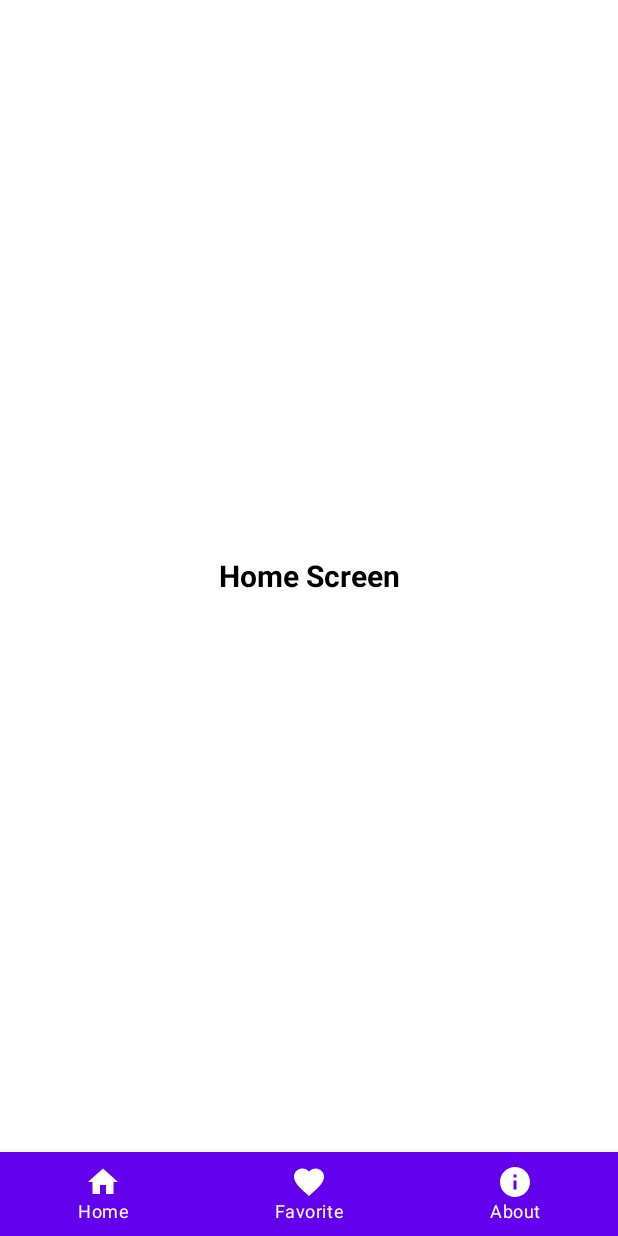
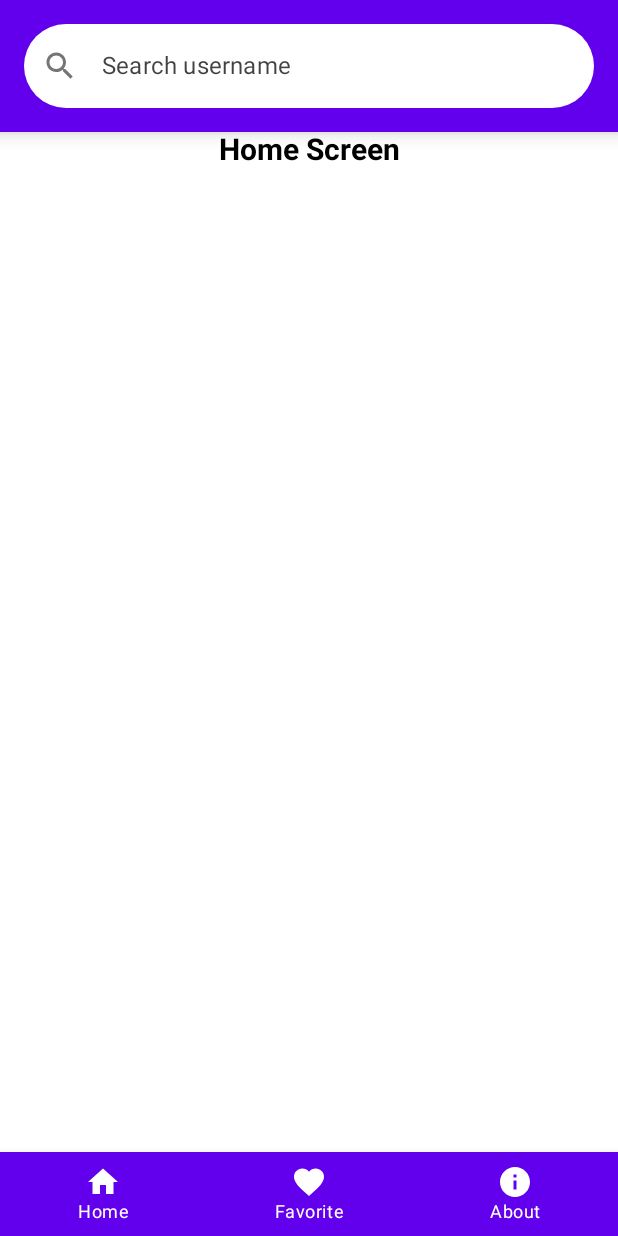
Before and after one commit to budiliauw87/JetStoriesApp, an Android app built with Jetpack Compose: the screen it shows after launch (MainActivity), on a phone screen of 412 x 824 dp. Run offline under Robolectric (Android 15) with nearby library versions, the phone set to English and light mode, and no system bars.

Commit message:
adding searchbar

```diff
--- a/app/src/main/java/com/liaudev/jetstories/MainActivity.kt
+++ b/app/src/main/java/com/liaudev/jetstories/MainActivity.kt
@@ -15,6 +15,7 @@ import androidx.navigation.compose.composable
 import androidx.navigation.compose.rememberNavController
 import com.liaudev.jetstories.components.BottomBar
 import com.liaudev.jetstories.navigation.Screen
+import com.liaudev.jetstories.ui.screen.FavoriteScreen
 import com.liaudev.jetstories.ui.screen.HomeScreen
 import com.liaudev.jetstories.ui.theme.JetStoriesTheme
 
@@ -46,13 +47,13 @@ fun JetStoriesApp(
             modifier = Modifier.padding(innerPadding)
         ) {
             composable(Screen.Home.route) {
-                HomeScreen("Home Screen")
+                HomeScreen("Home Screen",modifier)
             }
             composable(Screen.Favorite.route) {
-                HomeScreen("Favorite Screen")
+                FavoriteScreen("Favorite Screen")
             }
             composable(Screen.About.route) {
-                HomeScreen("About Screen")
+                FavoriteScreen("About Screen")
             }
         }
     }
--- a/app/src/main/java/com/liaudev/jetstories/SplashActivity.kt
+++ b/app/src/main/java/com/liaudev/jetstories/SplashActivity.kt
@@ -16,10 +16,13 @@ import kotlinx.coroutines.delay
 class SplashActivity : ComponentActivity() {
 
     override fun onCreate(savedInstanceState: Bundle?) {
+        /*
         if (Build.VERSION.SDK_INT >= Build.VERSION_CODES.S){
             val splashScreen = installSplashScreen()
             splashScreen.setKeepOnScreenCondition { true }
-        }
+        }*/
+        val splashScreen = installSplashScreen()
+        splashScreen.setKeepOnScreenCondition { true }
         super.onCreate(savedInstanceState)
         lifecycleScope.launchWhenCreated {
             delay(3000)
--- a/app/src/main/java/com/liaudev/jetstories/components/CoreComponent.kt
+++ b/app/src/main/java/com/liaudev/jetstories/components/CoreComponent.kt
@@ -1,21 +1,29 @@
 package com.liaudev.jetstories.components
 
-import androidx.compose.material.BottomNavigation
-import androidx.compose.material.BottomNavigationItem
-import androidx.compose.material.Icon
-import androidx.compose.material.Text
+import androidx.compose.foundation.layout.fillMaxWidth
+import androidx.compose.foundation.layout.heightIn
+import androidx.compose.foundation.layout.padding
+import androidx.compose.foundation.shape.RoundedCornerShape
+import androidx.compose.material.*
 import androidx.compose.material.icons.Icons
 import androidx.compose.material.icons.filled.Favorite
 import androidx.compose.material.icons.filled.Home
 import androidx.compose.material.icons.filled.Info
+import androidx.compose.material.icons.filled.Search
 import androidx.compose.runtime.Composable
 import androidx.compose.ui.Modifier
+import androidx.compose.ui.draw.clip
+import androidx.compose.ui.graphics.Color
 import androidx.compose.ui.res.stringResource
+import androidx.compose.ui.tooling.preview.Devices
+import androidx.compose.ui.tooling.preview.Preview
+import androidx.compose.ui.unit.dp
 import androidx.navigation.NavGraph.Companion.findStartDestination
 import androidx.navigation.NavHostController
 import com.liaudev.jetstories.R
 import com.liaudev.jetstories.navigation.NavigationItem
 import com.liaudev.jetstories.navigation.Screen
+import com.liaudev.jetstories.ui.screen.HomeScreen
 
 
 /**
@@ -73,3 +81,31 @@ fun BottomBar(
         }
     }
 }
+
+@Composable
+fun SearchBar(modifier: Modifier){
+    TextField(
+        value = "",
+        onValueChange = {},
+        leadingIcon = {
+            Icon(
+                imageVector = Icons.Default.Search,
+                contentDescription = null,
+            )
+        },
+        placeholder = {
+            Text(stringResource(R.string.placeholder_search))
+        },
+        colors = TextFieldDefaults.textFieldColors(
+            backgroundColor = MaterialTheme.colors.surface,
+            disabledIndicatorColor = Color.Transparent,
+            focusedIndicatorColor = Color.Transparent,
+            unfocusedIndicatorColor = Color.Transparent,
+        ),
+        modifier = modifier
+            .padding(16.dp)
+            .fillMaxWidth()
+            .heightIn(min = 48.dp)
+            .clip(RoundedCornerShape(50))
+    )
+}
--- a/app/src/main/java/com/liaudev/jetstories/ui/screen/HomeScreen.kt
+++ b/app/src/main/java/com/liaudev/jetstories/ui/screen/HomeScreen.kt
@@ -3,7 +3,10 @@ package com.liaudev.jetstories.ui.screen
 import androidx.compose.foundation.background
 import androidx.compose.foundation.layout.Column
 import androidx.compose.foundation.layout.fillMaxSize
+import androidx.compose.foundation.layout.fillMaxWidth
 import androidx.compose.foundation.layout.wrapContentSize
+import androidx.compose.material.MaterialTheme
+import androidx.compose.material.Surface
 import androidx.compose.material.Text
 import androidx.compose.runtime.Composable
 import androidx.compose.ui.Alignment
@@ -12,8 +15,12 @@ import androidx.compose.ui.graphics.Color
 import androidx.compose.ui.res.colorResource
 import androidx.compose.ui.text.font.FontWeight
 import androidx.compose.ui.text.style.TextAlign
+import androidx.compose.ui.tooling.preview.Devices
+import androidx.compose.ui.tooling.preview.Preview
+import androidx.compose.ui.unit.dp
 import androidx.compose.ui.unit.sp
 import com.liaudev.jetstories.R
+import com.liaudev.jetstories.components.SearchBar
 
 
 /**
@@ -22,13 +29,20 @@ import com.liaudev.jetstories.R
  * Budiliauw87@gmail.com
  */
 @Composable
-fun HomeScreen(title: String) {
+fun HomeScreen(title: String,modifier: Modifier) {
     Column(
         modifier = Modifier
             .fillMaxSize()
             .background(colorResource(id = R.color.white))
-            .wrapContentSize(Alignment.Center)
     ) {
+        Surface(
+            modifier = Modifier.fillMaxWidth(),
+            color = MaterialTheme.colors.primary,
+            elevation = 8.dp
+        )
+        {
+            SearchBar(modifier)
+        }
         Text(
             text = title,
             fontWeight = FontWeight.Bold,
@@ -39,3 +53,9 @@ fun HomeScreen(title: String) {
         )
     }
 }
+
+@Preview(showBackground = true, device = Devices.PIXEL_4)
+@Composable
+fun HomeScreenPreview() {
+    HomeScreen("home preview", modifier = Modifier)
+}
--- a/app/src/main/res/drawable/bg_splash.xml
+++ b/app/src/main/res/drawable/bg_splash.xml
@@ -4,8 +4,10 @@
         <color android:color="@color/white" />
     </item>
     <item
-        android:width="80dp"
-        android:height="80dp"
+        android:top="50dp"
+        android:bottom="50dp"
+        android:left="50dp"
+        android:right="50dp"
         android:drawable="@drawable/ic_outline_library_books_24"
         android:gravity="center">
         <!-- if using image uncomment here -
--- a/app/src/main/res/values-v31/themes.xml
+++ /dev/null
@@ -1,10 +0,0 @@
-<?xml version="1.0" encoding="utf-8"?>
-<resources>
-    <!-- splash theme for android 12 beyond-->
-    <style name="SplashScreenTheme" parent="Theme.SplashScreen">
-        <item name="windowSplashScreenBackground">@color/white</item>
-        <item name="windowSplashScreenAnimatedIcon">@drawable/bg_splash</item>
-        <item name="windowSplashScreenAnimationDuration">800</item>
-        <item name="postSplashScreenTheme">@style/Theme.JetStories</item>
-    </style>
-</resources>
--- a/app/src/main/res/values/strings.xml
+++ b/app/src/main/res/values/strings.xml
@@ -3,4 +3,5 @@
     <string name="menu_home">Home</string>
     <string name="menu_favorite">Favorite</string>
     <string name="menu_about">About</string>
+    <string name="placeholder_search">Search username</string>
 </resources>
--- a/app/src/main/res/values/themes.xml
+++ b/app/src/main/res/values/themes.xml
@@ -1,11 +1,13 @@
 <?xml version="1.0" encoding="utf-8"?>
 <resources>
     <style name="Theme.JetStories" parent="android:Theme.Material.Light.NoActionBar">
-        <item name="android:statusBarColor">@color/purple_700</item>
+        <item name="android:statusBarColor">@color/white</item>
     </style>
 
-    <!-- splash theme for android 11 below-->
-    <style name="SplashScreenTheme" parent="Theme.JetStories">
-        <item name="android:windowBackground">@drawable/bg_splash</item>
+    <style name="SplashScreenTheme" parent="Theme.SplashScreen">
+        <item name="windowSplashScreenBackground">@color/white</item>
+        <item name="windowSplashScreenAnimatedIcon">@drawable/ic_outline_library_books_24</item>
+        <item name="windowSplashScreenAnimationDuration">1000</item>
+        <item name="postSplashScreenTheme">@style/Theme.JetStories</item>
     </style>
 </resources>
--- a/build.gradle
+++ b/build.gradle
@@ -1,8 +1,8 @@
 buildscript {
     ext {
-        compose_ui_version = '1.1.1'
-        compose_nav_version = '2.5.2'
-        compose_activity_version = '1.3.1'
+        compose_ui_version = '1.3.1'
+        compose_nav_version = '2.5.3'
+        compose_activity_version = '1.6.1'
         compose_material_version = '1.1.1'
     }
 }// Top-level build file where you can add configuration options common to all sub-projects/modules.
```
Also changed, not shown: app/build.gradle (+4 -4 lines), app/src/main/AndroidManifest.xml (+2 -5 lines), app/src/main/java/com/liaudev/jetstories/model/UserItem.kt (added, +10 -0 lines).
